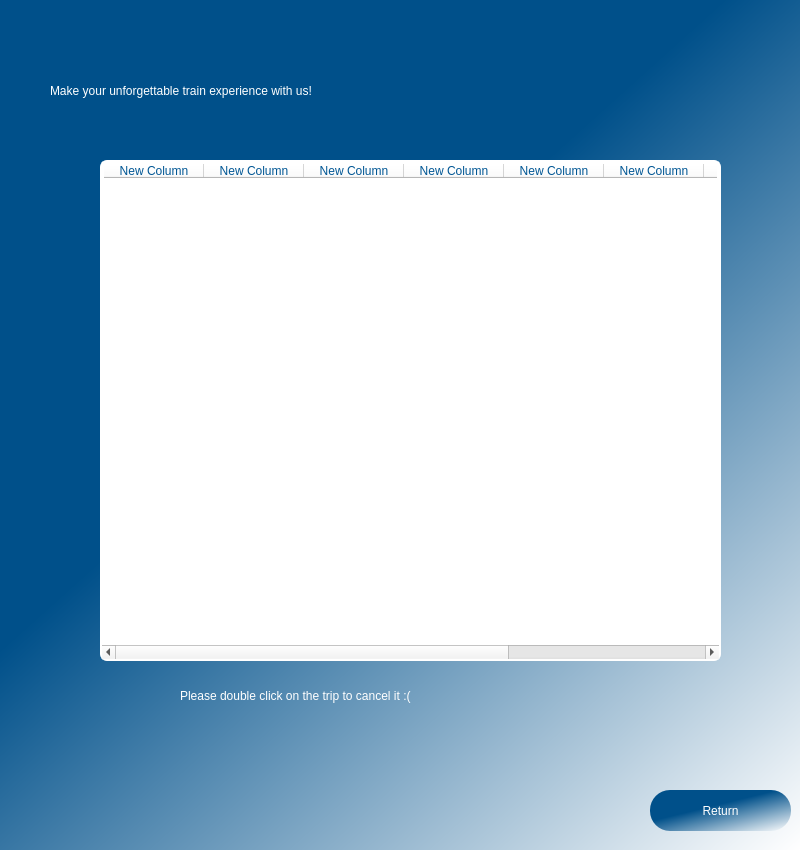
Above: ui/ShowBookings.ui from kareemsakkary/TrainBookingSystem before the change. Below: the same form after it.
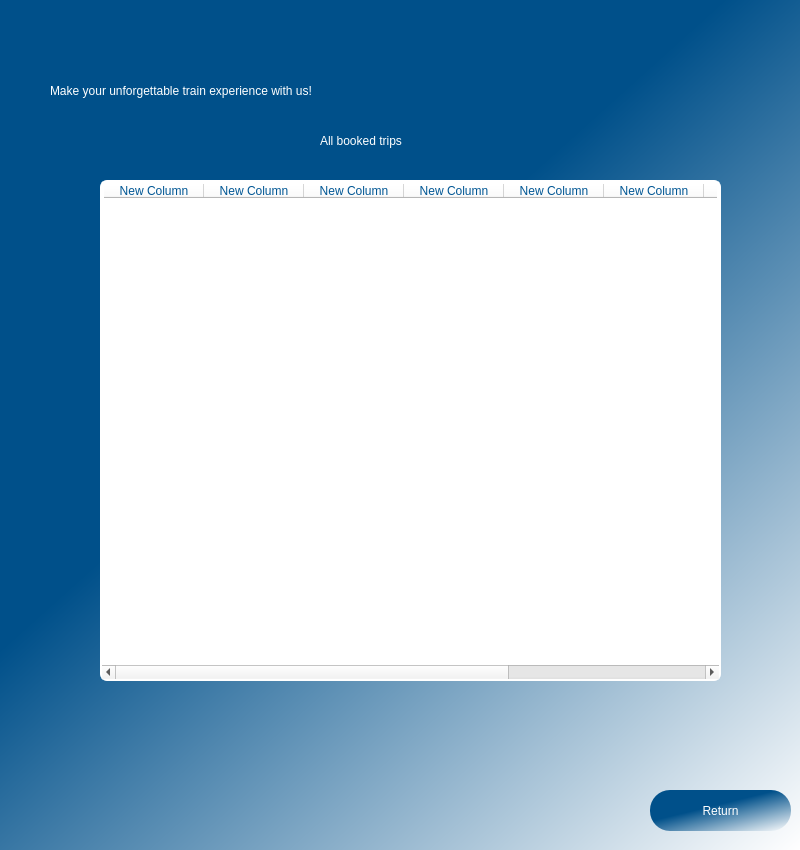
That is the form after the change.

Patch:
```diff
--- a/ui/ShowBookings.ui
+++ b/ui/ShowBookings.ui
@@ -59,7 +59,7 @@
     <property name="geometry">
      <rect>
       <x>100</x>
-      <y>160</y>
+      <y>180</y>
       <width>621</width>
       <height>501</height>
      </rect>
@@ -161,7 +161,7 @@
     <property name="geometry">
      <rect>
       <x>180</x>
-      <y>680</y>
+      <y>690</y>
       <width>471</width>
       <height>31</height>
      </rect>
@@ -171,7 +171,7 @@
 color: rgb(255, 255, 255);</string>
     </property>
     <property name="text">
-     <string>Please double click on the trip to cancel it :(</string>
+     <string/>
     </property>
    </widget>
    <widget class="QLabel" name="label_4">
@@ -191,6 +191,23 @@
      <string>Make your unforgettable train experience with us!</string>
     </property>
    </widget>
+   <widget class="QLabel" name="label">
+    <property name="geometry">
+     <rect>
+      <x>320</x>
+      <y>120</y>
+      <width>201</width>
+      <height>41</height>
+     </rect>
+    </property>
+    <property name="styleSheet">
+     <string notr="true">font: 15pt &quot;Sitka Heading Semibold&quot;;
+color: rgb(255, 255, 255);</string>
+    </property>
+    <property name="text">
+     <string>All booked trips</string>
+    </property>
+   </widget>
   </widget>
  </widget>
  <resources/>
```
